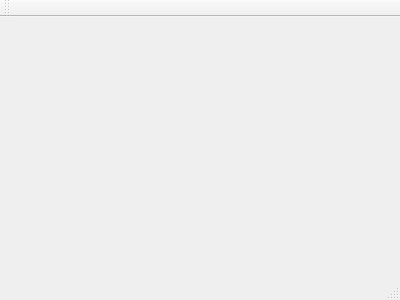
Old version of the form mainwindow.ui in the repository brettalcox/webpage_image-downlaoder.
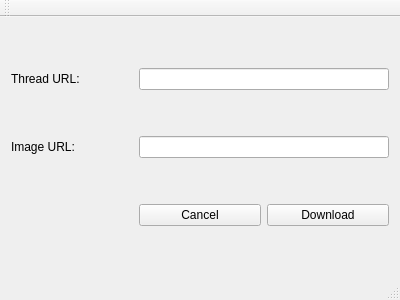
New version of the form.

Commit message: basic GUI with no functionality yet

```diff
--- a/mainwindow.ui
+++ b/mainwindow.ui
@@ -12,13 +12,65 @@
   <property name="windowTitle" >
    <string>MainWindow</string>
   </property>
-  <widget class="QMenuBar" name="menuBar" />
-  <widget class="QToolBar" name="mainToolBar" />
-  <widget class="QWidget" name="centralWidget" />
-  <widget class="QStatusBar" name="statusBar" />
+  <widget class="QWidget" name="centralWidget">
+   <layout class="QGridLayout" name="gridLayout">
+    <item row="1" column="0">
+     <widget class="QLabel" name="label_2">
+      <property name="text">
+       <string>Image URL:</string>
+      </property>
+     </widget>
+    </item>
+    <item row="2" column="1">
+     <widget class="QPushButton" name="pushButton_2">
+      <property name="text">
+       <string>Cancel</string>
+      </property>
+     </widget>
+    </item>
+    <item row="2" column="2">
+     <widget class="QPushButton" name="pushButton">
+      <property name="text">
+       <string>Download</string>
+      </property>
+     </widget>
+    </item>
+    <item row="0" column="0">
+     <widget class="QLabel" name="label">
+      <property name="text">
+       <string>Thread URL:</string>
+      </property>
+     </widget>
+    </item>
+    <item row="1" column="1" colspan="2">
+     <widget class="QLineEdit" name="lineEdit_2"/>
+    </item>
+    <item row="0" column="1" colspan="2">
+     <widget class="QLineEdit" name="lineEdit"/>
+    </item>
+   </layout>
+  </widget>
+  <widget class="QMenuBar" name="menuBar">
+   <property name="geometry">
+    <rect>
+     <x>0</x>
+     <y>0</y>
+     <width>400</width>
+     <height>19</height>
+    </rect>
+   </property>
+  </widget>
+  <widget class="QToolBar" name="mainToolBar">
+   <attribute name="toolBarArea">
+    <enum>TopToolBarArea</enum>
+   </attribute>
+   <attribute name="toolBarBreak">
+    <bool>false</bool>
+   </attribute>
+  </widget>
+  <widget class="QStatusBar" name="statusBar"/>
  </widget>
- <layoutDefault spacing="6" margin="11" />
- <pixmapfunction></pixmapfunction>
+ <layoutdefault spacing="6" margin="11"/>
  <resources/>
  <connections/>
 </ui>
```
Left out of the diff: 7 changed lines with no effect on the pictures. The commit also changes 1 other file.
